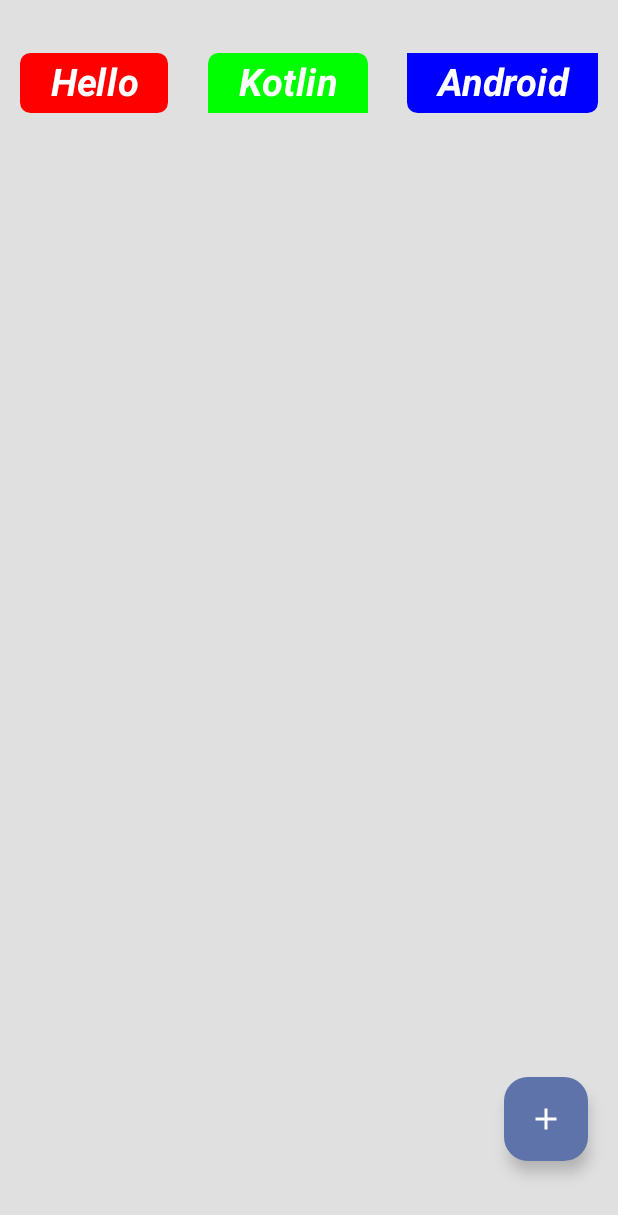
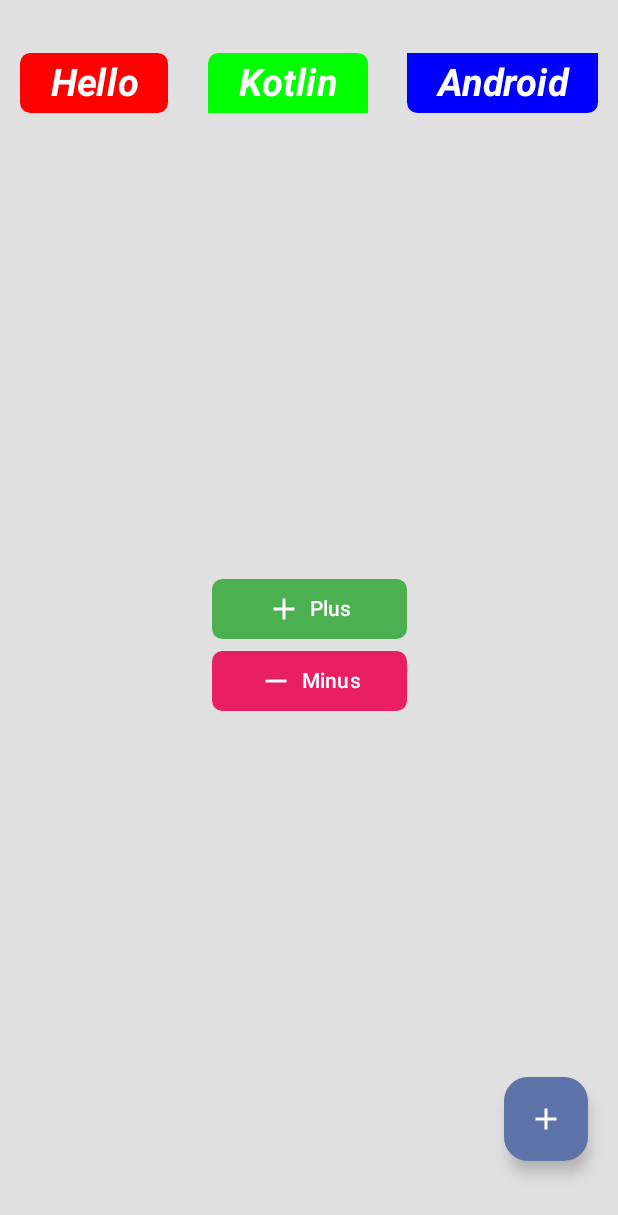
Before and after one commit to rushmi0/whiteframe, an Android app built with Jetpack Compose: the screen it shows after launch (MainActivity), on a phone screen of 412 x 824 dp. Shown: the top 1215 px of the screen. Run offline under Robolectric (Android 15) with nearby library versions, the phone set to English and light mode, and no system bars.

Commit message:
add: Button

```diff
--- a/app/src/main/java/com/example/whiteframe/MainActivity.kt
+++ b/app/src/main/java/com/example/whiteframe/MainActivity.kt
@@ -26,8 +26,6 @@ class MainActivity : ComponentActivity() {
 @Composable
 fun GreetingPreview() {
     WhiteFrameTheme {
-
         MainScreen()
-
     }
 }
--- a/app/src/main/java/com/example/whiteframe/ui/AlignmentRow.kt
+++ b/app/src/main/java/com/example/whiteframe/ui/AlignmentRow.kt
@@ -10,17 +10,15 @@ import androidx.compose.ui.graphics.Color
 import androidx.compose.ui.text.font.FontStyle
 import androidx.compose.ui.text.font.FontWeight
 import androidx.compose.ui.text.style.TextAlign
+import androidx.compose.ui.tooling.preview.Preview
 import androidx.compose.ui.unit.dp
 import androidx.compose.ui.unit.sp
 
-
+@Preview(showBackground = true)
 @Composable
 fun AlignmentRow() {
     Row(
-        modifier = Modifier
-            .fillMaxSize()
-            .background(Color(0xFFE0E0E0))
-            .padding(top = 35.dp),
+        modifier = Modifier.fillMaxWidth(),
         horizontalArrangement = Arrangement.SpaceAround
     ) {
         listOf(
--- /dev/null
+++ b/app/src/main/java/com/example/whiteframe/ui/ButtonTrigger.kt
@@ -0,0 +1,69 @@
+package com.example.whiteframe.ui
+
+import androidx.compose.foundation.background
+import androidx.compose.foundation.layout.Arrangement
+import androidx.compose.foundation.layout.Box
+import androidx.compose.foundation.layout.Column
+import androidx.compose.foundation.layout.Row
+import androidx.compose.foundation.layout.fillMaxSize
+import androidx.compose.foundation.layout.height
+import androidx.compose.foundation.layout.padding
+import androidx.compose.foundation.layout.width
+import androidx.compose.foundation.shape.RoundedCornerShape
+import androidx.compose.material.icons.Icons
+import androidx.compose.material.icons.filled.Add
+import androidx.compose.material.icons.filled.Remove
+import androidx.compose.material3.Button
+import androidx.compose.material3.ButtonDefaults
+import androidx.compose.material3.Icon
+import androidx.compose.material3.Text
+import androidx.compose.runtime.Composable
+import androidx.compose.ui.Alignment
+import androidx.compose.ui.Modifier
+import androidx.compose.ui.graphics.Color
+import androidx.compose.ui.tooling.preview.Preview
+import androidx.compose.ui.unit.dp
+
+
+@Preview(showBackground = true)
+@Composable
+fun ButtonTrigger() {
+    Box(
+        modifier = Modifier.fillMaxSize(),
+        contentAlignment = Alignment.Center
+    ) {
+        Column(
+            verticalArrangement = Arrangement.Center,
+            horizontalAlignment = Alignment.CenterHorizontally
+        ) {
+
+            Button(
+                onClick = {},
+                modifier = Modifier.width(130.dp),
+                shape = RoundedCornerShape(7.dp),
+                colors = ButtonDefaults.buttonColors(
+                    containerColor = Color(0xFF4CAF50),
+                    contentColor = Color.White
+                )
+            ) {
+                Icon(Icons.Default.Add, contentDescription = "Increase")
+                Text(text = "Plus", modifier = Modifier.padding(start = 5.dp))
+            }
+
+            Button(
+                onClick = {},
+                modifier = Modifier.width(130.dp),
+                shape = RoundedCornerShape(7.dp),
+                colors = ButtonDefaults.buttonColors(
+                    containerColor = Color(0xFFE91E63),
+                    contentColor = Color.White
+                )
+            ) {
+                Icon(Icons.Default.Remove, contentDescription = "Decrease")
+                Text(text = "Minus", modifier = Modifier.padding(start = 5.dp))
+            }
+
+
+        }
+    }
+}
--- /dev/null
+++ b/app/src/main/java/com/example/whiteframe/ui/DisplayCount.kt
@@ -0,0 +1,9 @@
+package com.example.whiteframe.ui
+
+import androidx.compose.runtime.Composable
+
+@Composable
+fun DisplayCount() {
+
+
+}
--- a/app/src/main/java/com/example/whiteframe/ui/MainScreen.kt
+++ b/app/src/main/java/com/example/whiteframe/ui/MainScreen.kt
@@ -1,5 +1,6 @@
 package com.example.whiteframe.ui
 
+import androidx.compose.foundation.background
 import androidx.compose.foundation.layout.*
 import androidx.compose.foundation.shape.RoundedCornerShape
 import androidx.compose.material.icons.Icons
@@ -8,10 +9,13 @@ import androidx.compose.material3.*
 import androidx.compose.runtime.*
 import androidx.compose.ui.Alignment
 import androidx.compose.ui.Modifier
+import androidx.compose.ui.graphics.Color
+import androidx.compose.ui.tooling.preview.Preview
 import androidx.compose.ui.unit.dp
 import kotlinx.coroutines.launch
 
 @OptIn(ExperimentalMaterial3Api::class)
+@Preview(showBackground = true)
 @Composable
 fun MainScreen() {
     val sheetState = rememberModalBottomSheetState()
@@ -19,8 +23,15 @@ fun MainScreen() {
     val counter = remember { mutableStateOf(0) }
     var showSheet by remember { mutableStateOf(false) }
 
-    Box(modifier = Modifier.fillMaxSize()) {
+    Box(
+        modifier = Modifier
+            .fillMaxSize()
+            .background(Color(0xFFE0E0E0))
+            .padding(top = 35.dp),
+    ) {
         AlignmentRow()
+        DisplayCount()
+        ButtonTrigger()
 
         FloatingActionButton(
             onClick = {
--- a/app/src/main/res/values/strings.xml
+++ b/app/src/main/res/values/strings.xml
@@ -1,3 +1,4 @@
 <resources>
     <string name="app_name">white frame</string>
+    <string name="title_activity_main">MainActivity</string>
 </resources>
```
